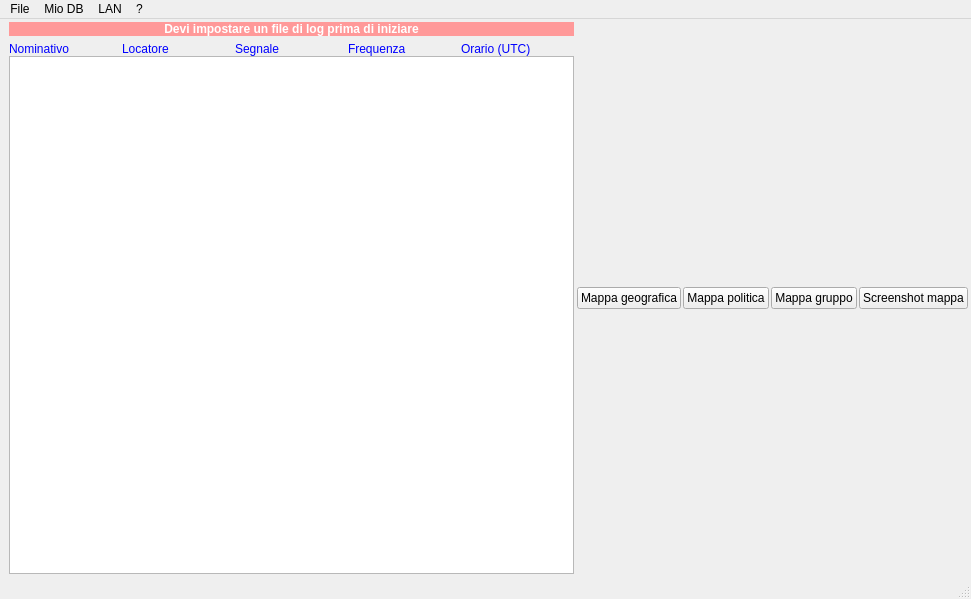
First picture: the form in mainwindow.ui, repository DoppiaZeta/RFLog, before the edit.
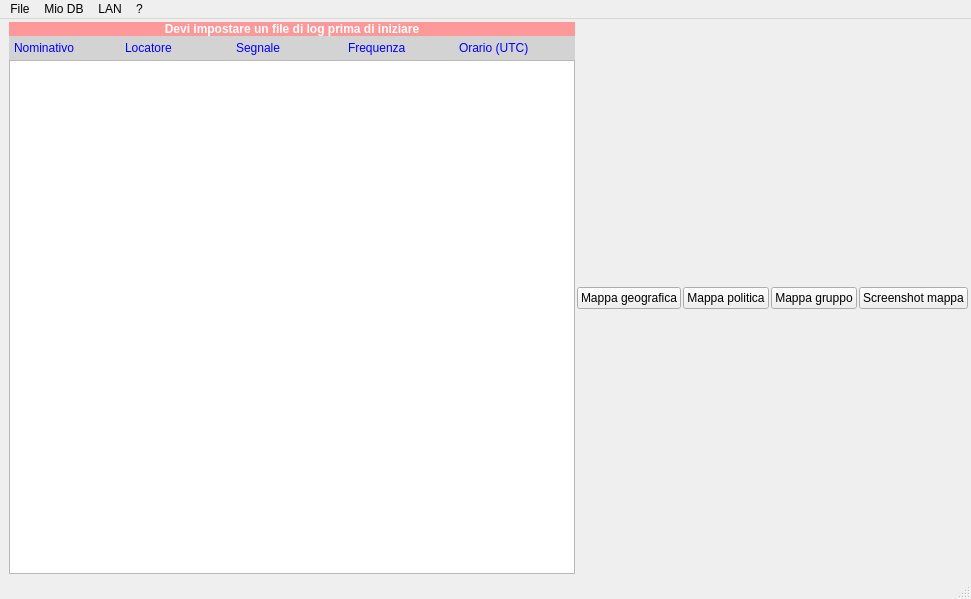
Second picture: the form after the edit.

Patch:
```diff
--- a/mainwindow.ui
+++ b/mainwindow.ui
@@ -25,10 +25,10 @@
      <number>3</number>
     </property>
     <property name="horizontalSpacing">
-     <number>3</number>
+     <number>2</number>
     </property>
     <property name="verticalSpacing">
-     <number>6</number>
+     <number>0</number>
     </property>
     <item row="1" column="0">
      <layout class="QVBoxLayout" name="grigliaSinistra" stretch="0,0,10">
@@ -36,7 +36,23 @@
        <widget class="QWidget" name="tx" native="true"/>
       </item>
       <item>
+       <widget class="QWidget" name="grigliaInputWidget" native="true">
+        <property name="styleSheet">
+         <string notr="true">background-color: lightgray;</string>
+        </property>
        <layout class="QGridLayout" name="grigliaInput">
+         <property name="leftMargin">
+          <number>5</number>
+         </property>
+         <property name="topMargin">
+          <number>5</number>
+         </property>
+         <property name="rightMargin">
+          <number>5</number>
+         </property>
+         <property name="bottomMargin">
+          <number>5</number>
+         </property>
         <property name="spacing">
          <number>0</number>
         </property>
@@ -91,6 +107,7 @@
          </widget>
         </item>
        </layout>
+       </widget>
       </item>
       <item>
        <widget class="QTableWidget" name="Tabella">
```
Lines whose indentation alone changed are shown as unchanged.
